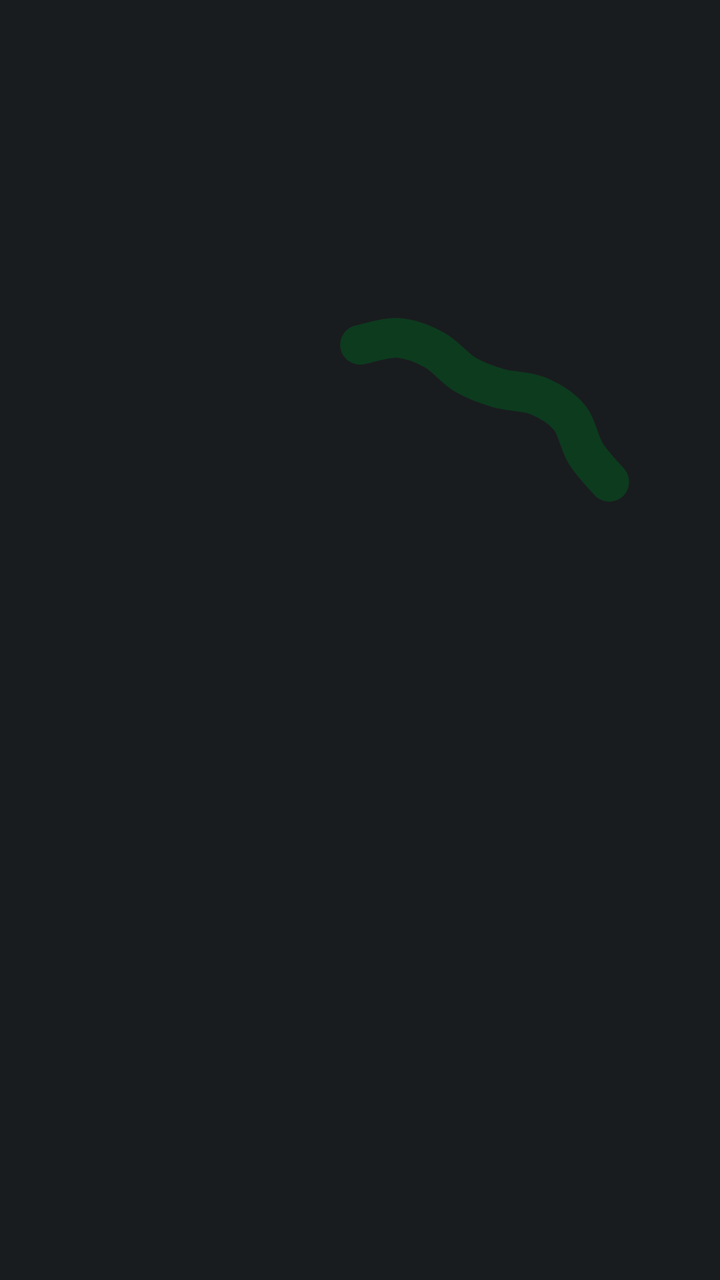
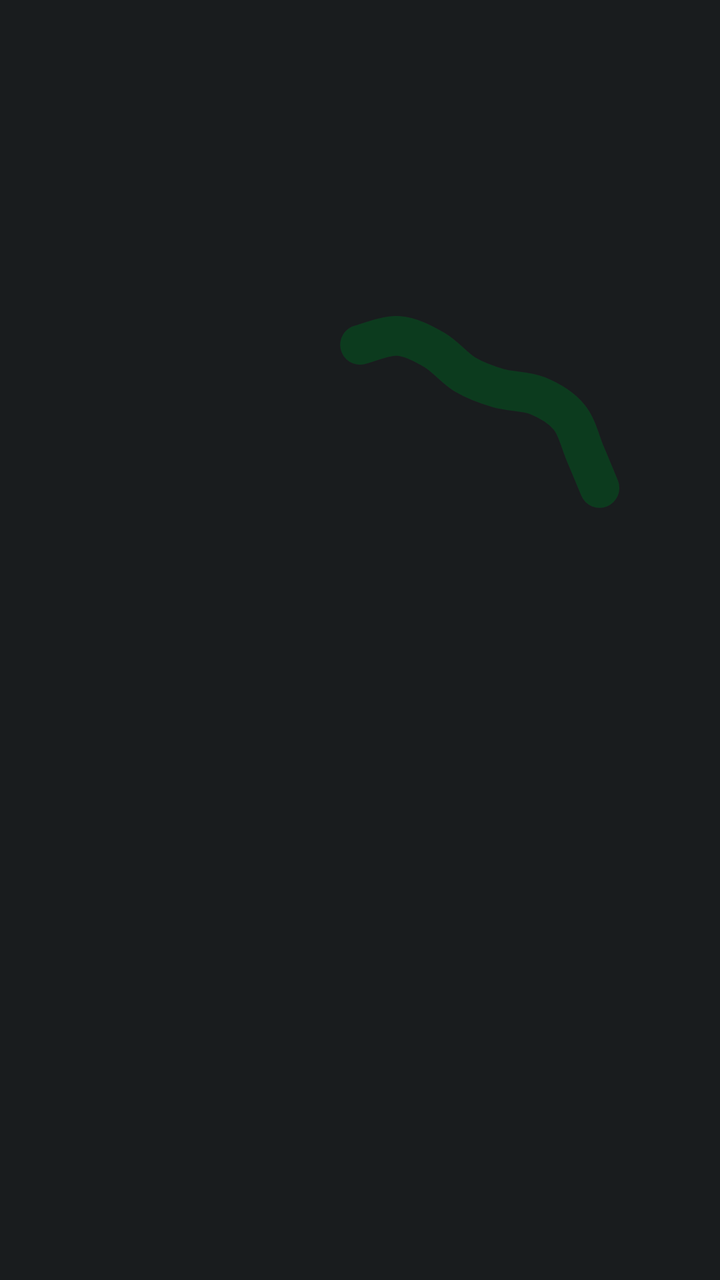

The first picture is an Android layout as it rendered before a commit; the second is the same layout after the commit. The layout source and the unified diff follow.
<!-- AndroidManifest.xml: application theme AppTheme -->
<!-- res/layout/wave_16.xml -->
<?xml version="1.0" encoding="utf-8"?>
<ProgressBar xmlns:android="http://schemas.android.com/apk/res/android"
    android:id="@+id/wave"
    android:layout_width="120dp"
    android:layout_height="120dp"
    android:layout_gravity="center"
    android:indeterminate="true"
    android:indeterminateBehavior="repeat"
    android:indeterminateDuration="1600"
    android:indeterminateDrawable="@drawable/charge_wave_16"
    android:indeterminateTint="@color/g_on_charge"
    android:indeterminateTintMode="src_in" />
<!-- resources referenced by this layout -->
<resources>
  <color name="g_on_charge">#FF0C3B1E</color>
  <!-- drawable charge_wave_16: vector/xml drawable (drawable, 19446 chars, omitted) -->
  <style name="AppTheme" parent="@android:style/Theme.DeviceDefault.NoActionBar">
          <item name="android:windowBackground">@color/ui_bg</item>
          <item name="android:statusBarColor">@android:color/transparent</item>
          <item name="android:navigationBarColor">@android:color/transparent</item>
          <item name="android:windowLightStatusBar">false</item>
          <item name="android:windowLightNavigationBar">false</item>
      </style>
  <color name="ui_bg">@android:color/system_neutral1_900</color>
</resources>

<!-- the commit's change to res/layout/wave_16.xml (unified diff, before → after) -->
@@ -6,7 +6,7 @@
     android:layout_gravity="center"
     android:indeterminate="true"
     android:indeterminateBehavior="repeat"
-    android:indeterminateDuration="1600"
+    android:indeterminateDuration="1000"
     android:indeterminateDrawable="@drawable/charge_wave_16"
     android:indeterminateTint="@color/g_on_charge"
     android:indeterminateTintMode="src_in" />
<!-- resource entries referenced after the edit -->
@@ -1,7 +1,7 @@
 <!-- resources referenced by this layout -->
 <resources>
   <color name="g_on_charge">#FF0C3B1E</color>
-  <!-- drawable charge_wave_16: vector/xml drawable (drawable, 19446 chars, omitted) -->
+  <!-- drawable charge_wave_16: vector/xml drawable (drawable, 26013 chars, omitted) -->
   <style name="AppTheme" parent="@android:style/Theme.DeviceDefault.NoActionBar">
           <item name="android:windowBackground">@color/ui_bg</item>
           <item name="android:statusBarColor">@android:color/transparent</item>
